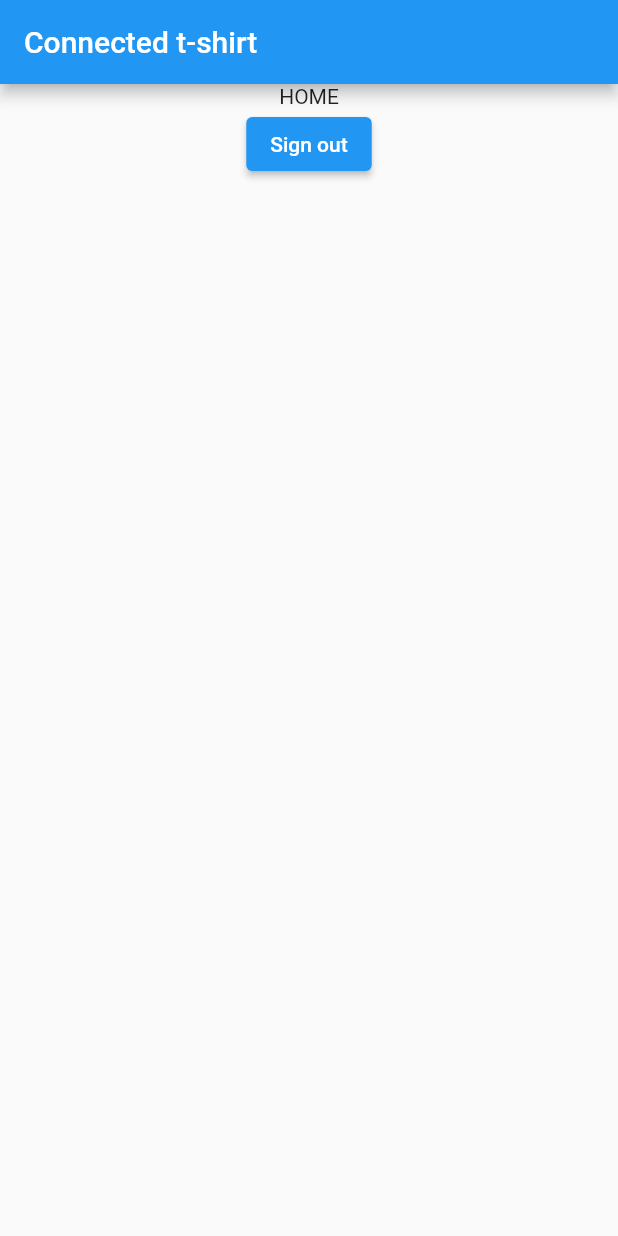
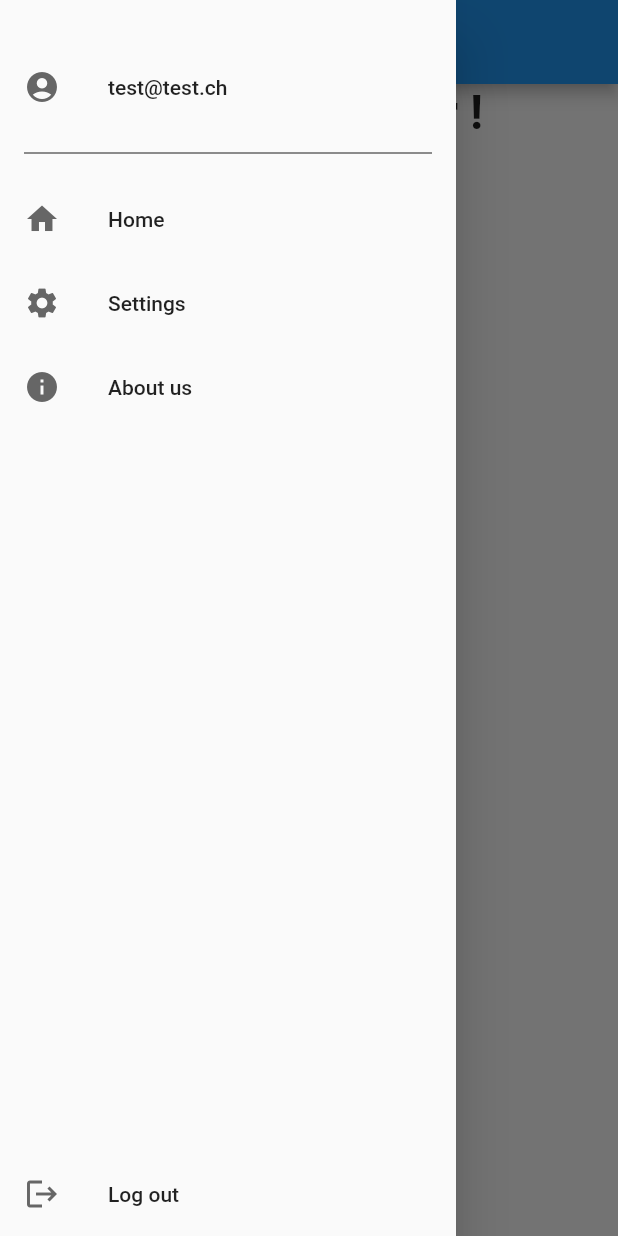
Before and after one commit to aguiarpaulo25/645-2F_Flutter_Project_Gr3, a Flutter app: the screen it shows once a user with an empty profile is signed in, with the side drawer open (before the commit the screen has no drawer), on a phone screen of 412 x 824 dp. Run offline on Flutter 3.47's test engine with Material 2 defaults, Android fonts, the light colour scheme and no system bars; our stand-ins replace firebase_auth, firebase_core; accounts and stored records are empty; network calls fail.

Commit message:
Adding sidebar and dark mode implementation from Settings page

```diff
--- a/lib/homepage.dart
+++ b/lib/homepage.dart
@@ -1,6 +1,6 @@
 import 'package:flutter/material.dart';
-import 'package:flutter_project/authentication_service.dart';
-import 'package:provider/src/provider.dart';
+import 'package:flutter/painting.dart';
+import 'package:flutter_project/navdrawer.dart';
 
 class HomePage extends StatelessWidget {
   const HomePage({Key? key}) : super(key: key);
@@ -12,18 +12,12 @@ class HomePage extends StatelessWidget {
         title: const Text("Connected t-shirt"),
       ),
       body: Center(
-        child: Column(
-          children: [
-            const Text("HOME"),
-            ElevatedButton(
-              onPressed: () {
-                context.read<AuthenticationService>().signOut();
-              },
-              child: const Text("Sign out"),
-            ),
-          ],
-        ),
+        child: Column(children: const [
+          Text("Welcome, User !",
+              style: TextStyle(fontSize: 32, fontWeight: FontWeight.bold)),
+        ]),
       ),
+      drawer: const NavDrawer(),
     );
   }
 }
--- /dev/null
+++ b/lib/navdrawer.dart
@@ -0,0 +1,82 @@
+import 'package:flutter/material.dart';
+import 'package:flutter_project/aboutus.dart';
+import 'package:flutter_project/settings.dart';
+import 'package:provider/src/provider.dart';
+
+import 'authentication_service.dart';
+
+class NavDrawer extends StatelessWidget {
+  const NavDrawer({Key? key}) : super(key: key);
+
+  get changeDarkMode => null;
+
+  @override
+  Widget build(BuildContext context) {
+    return Drawer(
+      child: Column(
+        children: <Widget>[
+          const SizedBox(height: 30),
+          const ListTile(
+            leading: Icon(Icons.account_circle, color: Color(0xFF666666)),
+            title: Text(
+              "test@test.ch",
+            ),
+          ),
+          const Divider(
+            height: 32,
+            thickness: 1,
+            color: Color(0xFF666666),
+            indent: 16,
+            endIndent: 16,
+          ),
+          ListTile(
+            leading: const Icon(Icons.home, color: Color(0xFF666666)),
+            title: const Text('Home'),
+            onTap: () => selectedItem(context, 0)
+          ),
+          ListTile(
+            leading: const Icon(Icons.settings, color: Color(0xFF666666)),
+            title: const Text('Settings'),
+            onTap: () => selectedItem(context, 1)
+          ),
+          ListTile(
+            leading: const Icon(Icons.info, color: Color(0xFF666666)),
+            title: const Text('About us'),
+            onTap: () => selectedItem(context, 2)
+          ),
+          Expanded(
+            child: Align(
+              alignment: Alignment.bottomLeft,
+              child: ListTile(
+                  leading: const Icon(Icons.logout, color: Color(0xFF666666)),
+                  title: const Text('Log out'),
+                  onTap: () => selectedItem(context, 3)
+              ),
+            ),
+          )
+        ],
+      ),
+    );
+  }
+
+  void selectedItem(BuildContext context, int index) {
+    switch(index) {
+      case 0:
+        Navigator.of(context).pop();
+        break;
+      case 1:
+        Navigator.of(context).pop();
+        Navigator.of(context).push(MaterialPageRoute(
+            builder: (context) => const Settings()));
+        break;
+      case 2:
+        Navigator.of(context).pop();
+        Navigator.of(context).push(MaterialPageRoute(
+            builder: (context) => const AboutUs()));
+        break;
+      case 3:
+        context.read<AuthenticationService>().signOut();
+        break;
+    }
+  }
+}
--- a/pubspec.yaml
+++ b/pubspec.yaml
@@ -69,9 +69,8 @@ flutter:
   uses-material-design: true
 
   # To add assets to your application, add an assets section, like this:
-  # assets:
-  #   - images/a_dot_burr.jpeg
-  #   - images/a_dot_ham.jpeg
+  assets:
+    - assets/hes-so.png
 
   # An image asset can refer to one or more resolution-specific "variants", see
   # https://flutter.dev/assets-and-images/#resolution-aware.
```
Also changed, not shown: lib/aboutus.dart (added, +14 -0 lines), lib/settings.dart (added, +43 -0 lines), lib/signin_page.dart (+0 -7 lines), assets/hes-so.png (added).
